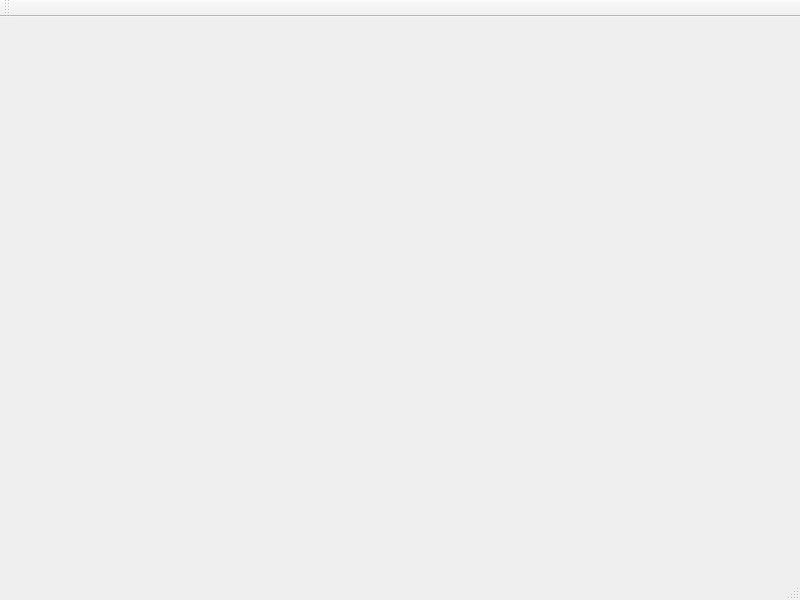
The window that Plugins/PluginPicture/mainwindow.ui (lujiajingcn/FileWrapper) describes before a commit, drawn with Qt 5.
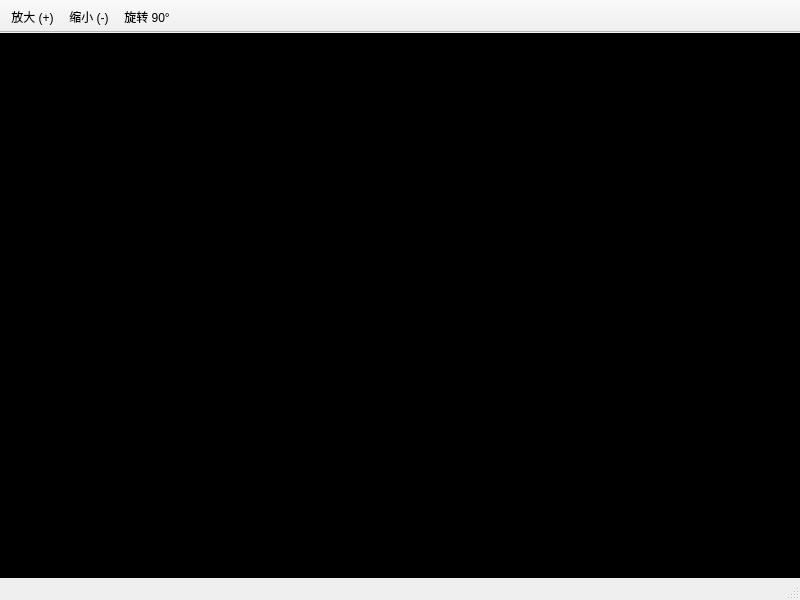
The same window after the commit.

Commit message: PluginPicture插件，添加功能如下： 可以缩小、放大，旋转90度。

Patch:
```diff
--- a/Plugins/PluginPicture/mainwindow.ui
+++ b/Plugins/PluginPicture/mainwindow.ui
@@ -14,12 +14,70 @@
    <string>MainWindow</string>
   </property>
   <widget class="QWidget" name="centralwidget">
-   <layout class="QGridLayout" name="gridLayout">
-    <item row="0" column="0">
-     <widget class="QLabel" name="labelPicture">
-      <property name="text">
-       <string/>
+   <layout class="QVBoxLayout" name="verticalLayout">
+    <property name="spacing">
+     <number>0</number>
+    </property>
+    <property name="leftMargin">
+     <number>0</number>
+    </property>
+    <property name="topMargin">
+     <number>0</number>
+    </property>
+    <property name="rightMargin">
+     <number>0</number>
+    </property>
+    <property name="bottomMargin">
+     <number>0</number>
+    </property>
+    <item>
+     <widget class="QScrollArea" name="scrollArea">
+      <property name="styleSheet">
+       <string notr="true">background-color: black;</string>
       </property>
+      <property name="widgetResizable">
+       <bool>true</bool>
+      </property>
+      <widget class="QWidget" name="scrollAreaWidgetContents">
+       <property name="geometry">
+        <rect>
+         <x>0</x>
+         <y>0</y>
+         <width>800</width>
+         <height>568</height>
+        </rect>
+       </property>
+       <layout class="QHBoxLayout" name="horizontalLayout">
+        <property name="spacing">
+         <number>0</number>
+        </property>
+        <property name="leftMargin">
+         <number>0</number>
+        </property>
+        <property name="topMargin">
+         <number>0</number>
+        </property>
+        <property name="rightMargin">
+         <number>0</number>
+        </property>
+        <property name="bottomMargin">
+         <number>0</number>
+        </property>
+        <item>
+         <widget class="QLabel" name="labelPicture">
+          <property name="styleSheet">
+           <string notr="true">background-color: black; color: white; border: none;</string>
+          </property>
+          <property name="text">
+           <string/>
+          </property>
+          <property name="alignment">
+           <set>Qt::AlignCenter</set>
+          </property>
+         </widget>
+        </item>
+       </layout>
+      </widget>
      </widget>
     </item>
    </layout>
@@ -39,13 +97,52 @@
    <property name="windowTitle">
     <string>toolBar</string>
    </property>
+   <property name="movable">
+    <bool>false</bool>
+   </property>
    <attribute name="toolBarArea">
     <enum>TopToolBarArea</enum>
    </attribute>
    <attribute name="toolBarBreak">
     <bool>false</bool>
    </attribute>
+   <addaction name="actZoomIn"/>
+   <addaction name="actZoomOut"/>
+   <addaction name="actRotate"/>
   </widget>
+  <action name="actZoomIn">
+   <property name="text">
+    <string>放大 (+)</string>
+   </property>
+   <property name="toolTip">
+    <string>放大图片 (Ctrl+)</string>
+   </property>
+   <property name="shortcut">
+    <string>Ctrl+=</string>
+   </property>
+  </action>
+  <action name="actZoomOut">
+   <property name="text">
+    <string>缩小 (-)</string>
+   </property>
+   <property name="toolTip">
+    <string>缩小图片 (Ctrl-)</string>
+   </property>
+   <property name="shortcut">
+    <string>Ctrl-</string>
+   </property>
+  </action>
+  <action name="actRotate">
+   <property name="text">
+    <string>旋转 90°</string>
+   </property>
+   <property name="toolTip">
+    <string>顺时针旋转90度 (R)</string>
+   </property>
+   <property name="shortcut">
+    <string>R</string>
+   </property>
+  </action>
  </widget>
  <resources/>
  <connections/>
```
Left out of the diff: 2 changed lines with no effect on the pictures. The commit also changes 2 other files.
